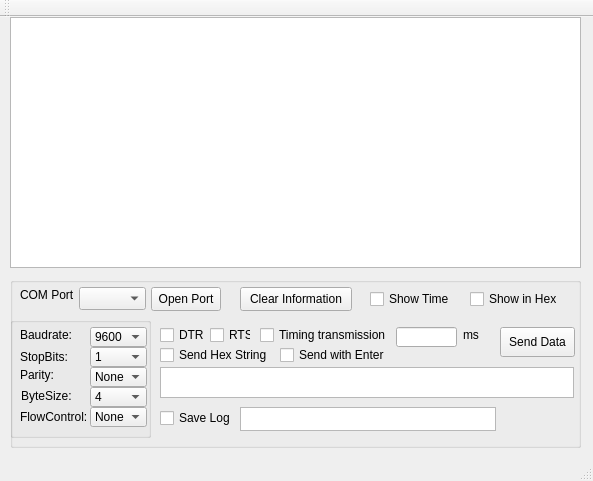
Qt form mainwindow.ui (GavinWangY/serial) before a commit.
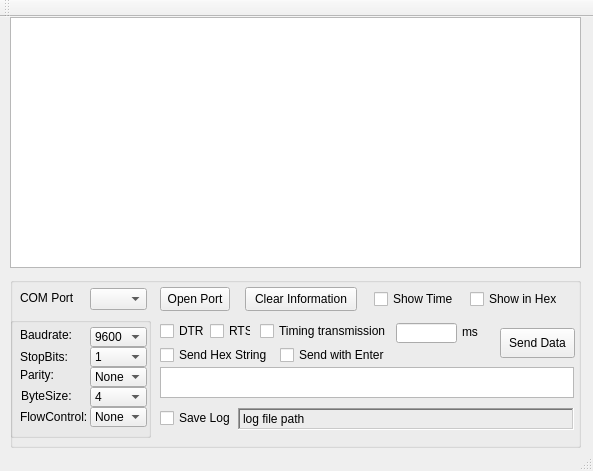
The same form after that commit.

Patch:
```diff
--- a/mainwindow.ui
+++ b/mainwindow.ui
@@ -7,7 +7,7 @@
     <x>0</x>
     <y>0</y>
     <width>593</width>
-    <height>481</height>
+    <height>471</height>
    </rect>
   </property>
   <property name="windowTitle">
@@ -35,7 +35,7 @@
     <widget class="QPushButton" name="pushButton_clearInformation">
      <property name="geometry">
       <rect>
-       <x>230</x>
+       <x>235</x>
        <y>10</y>
        <width>112</width>
        <height>24</height>
@@ -49,7 +49,7 @@
      <property name="geometry">
       <rect>
        <x>150</x>
-       <y>50</y>
+       <y>46</y>
        <width>51</width>
        <height>16</height>
       </rect>
@@ -62,7 +62,7 @@
      <property name="geometry">
       <rect>
        <x>200</x>
-       <y>50</y>
+       <y>46</y>
        <width>41</width>
        <height>16</height>
       </rect>
@@ -74,7 +74,7 @@
     <widget class="QCheckBox" name="checkBox_3">
      <property name="geometry">
       <rect>
-       <x>360</x>
+       <x>364</x>
        <y>14</y>
        <width>81</width>
        <height>16</height>
@@ -127,7 +127,7 @@
      <property name="geometry">
       <rect>
        <x>490</x>
-       <y>50</y>
+       <y>51</y>
        <width>75</width>
        <height>30</height>
       </rect>
@@ -140,7 +140,7 @@
      <property name="geometry">
       <rect>
        <x>10</x>
-       <y>10</y>
+       <y>13</y>
        <width>54</width>
        <height>16</height>
       </rect>
@@ -152,15 +152,15 @@
     <widget class="QComboBox" name="comboBox_port">
      <property name="geometry">
       <rect>
-       <x>69</x>
-       <y>10</y>
-       <width>67</width>
-       <height>23</height>
+       <x>80</x>
+       <y>11</y>
+       <width>57</width>
+       <height>22</height>
       </rect>
      </property>
      <property name="minimumSize">
       <size>
-       <width>67</width>
+       <width>50</width>
        <height>0</height>
       </size>
      </property>
@@ -168,7 +168,7 @@
     <widget class="QPushButton" name="pushButton_openPort">
      <property name="geometry">
       <rect>
-       <x>141</x>
+       <x>150</x>
        <y>10</y>
        <width>70</width>
        <height>24</height>
@@ -457,7 +457,7 @@
      <property name="geometry">
       <rect>
        <x>250</x>
-       <y>50</y>
+       <y>46</y>
        <width>141</width>
        <height>16</height>
       </rect>
@@ -470,17 +470,17 @@
      <property name="geometry">
       <rect>
        <x>386</x>
-       <y>50</y>
+       <y>46</y>
        <width>61</width>
        <height>20</height>
       </rect>
      </property>
     </widget>
-    <widget class="QLabel" name="label">
+    <widget class="QLabel" name="label_ms">
      <property name="geometry">
       <rect>
-       <x>453</x>
-       <y>50</y>
+       <x>452</x>
+       <y>47</y>
        <width>31</width>
        <height>16</height>
       </rect>
@@ -489,15 +489,24 @@
       <string>ms</string>
      </property>
     </widget>
-    <widget class="QTextBrowser" name="textBrowser_2">
+    <widget class="QLabel" name="label">
      <property name="geometry">
       <rect>
-       <x>230</x>
-       <y>130</y>
-       <width>256</width>
-       <height>24</height>
+       <x>228</x>
+       <y>131</y>
+       <width>336</width>
+       <height>22</height>
       </rect>
      </property>
+     <property name="frameShape">
+      <enum>QFrame::WinPanel</enum>
+     </property>
+     <property name="frameShadow">
+      <enum>QFrame::Sunken</enum>
+     </property>
+     <property name="text">
+      <string>log file path</string>
+     </property>
     </widget>
    </widget>
    <widget class="QTextBrowser" name="textBrowser_receive">
```
Left out of the diff: 6 changed lines with no effect on the pictures.
